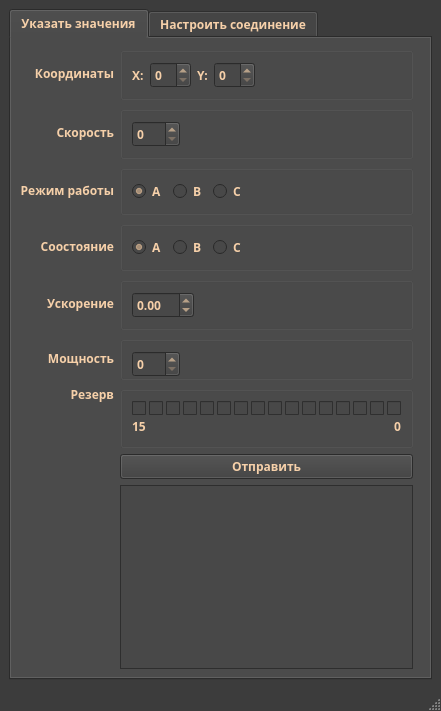
Before: the Qt Designer form validormainwindow.ui in jmpleo/online-value-validator, drawn with Qt 5.
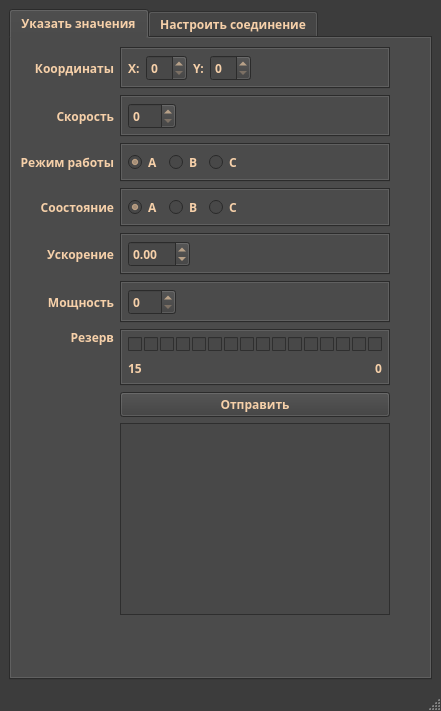
After: the same form once the commit is applied.

Commit message: add .gitignore, change styles

Diff of the .ui file:
```diff
--- a/validormainwindow.ui
+++ b/validormainwindow.ui
@@ -578,52 +578,75 @@
              </property>
             </widget>
            </item>
-           <item row="2" column="1">
-            <widget class="QGroupBox" name="">
-             <layout class="QHBoxLayout" name="horizontalLayout">
-              <item>
-               <widget class="QRadioButton" name="workModARadioButton">
+           <item row="5" column="0">
+            <widget class="QLabel" name="label_7">
                 <property name="text">
-                 <string>A</string>
-                </property>
-                <property name="checked">
-                 <bool>true</bool>
+              <string>Мощность</string>
+             </property>
+             <property name="alignment">
+              <set>Qt::AlignRight|Qt::AlignTrailing|Qt::AlignVCenter</set>
                 </property>
                </widget>
               </item>
-              <item>
-               <widget class="QRadioButton" name="workModBRadioButton">
+           <item row="2" column="0">
+            <widget class="QLabel" name="label_3">
                 <property name="text">
-                 <string>B</string>
-                </property>
-               </widget>
-              </item>
-              <item>
-               <widget class="QRadioButton" name="workModCRadioButton">
+              <string>Режим работы</string>
+             </property>
+             <property name="alignment">
+              <set>Qt::AlignRight|Qt::AlignTrailing|Qt::AlignVCenter</set>
+             </property>
+            </widget>
+           </item>
+           <item row="7" column="1">
+            <widget class="QPushButton" name="sendValuesButton">
                 <property name="text">
-                 <string>C</string>
+              <string>Отправить</string>
                 </property>
                </widget>
               </item>
-              <item>
-               <spacer name="horizontalSpacer">
-                <property name="orientation">
-                 <enum>Qt::Horizontal</enum>
-                </property>
-                <property name="sizeHint" stdset="0">
-                 <size>
-                  <width>40</width>
-                  <height>20</height>
-                 </size>
-                </property>
-               </spacer>
-              </item>
-             </layout>
+           <item row="8" column="1">
+            <widget class="QTextBrowser" name="resultTextBrowser">
+             <property name="sizePolicy">
+              <sizepolicy hsizetype="Expanding" vsizetype="Minimum">
+               <horstretch>0</horstretch>
+               <verstretch>0</verstretch>
+              </sizepolicy>
+             </property>
+            </widget>
+           </item>
+           <item row="1" column="0">
+            <widget class="QLabel" name="label_2">
+             <property name="text">
+              <string>Скорость</string>
+             </property>
+             <property name="alignment">
+              <set>Qt::AlignRight|Qt::AlignTrailing|Qt::AlignVCenter</set>
+             </property>
             </widget>
            </item>
            <item row="0" column="1">
-            <widget class="QGroupBox" name="groupBox_3">
+            <widget class="QTabWidget" name="tabWidget_3">
+             <property name="tabBarAutoHide">
+              <bool>true</bool>
+             </property>
+             <widget class="QWidget" name="tabWidget_3Page1" native="true">
+              <attribute name="title">
+               <string/>
+              </attribute>
              <layout class="QHBoxLayout" name="horizontalLayout_12">
+               <property name="leftMargin">
+                <number>6</number>
+               </property>
+               <property name="topMargin">
+                <number>6</number>
+               </property>
+               <property name="rightMargin">
+                <number>6</number>
+               </property>
+               <property name="bottomMargin">
+                <number>6</number>
+               </property>
               <item>
                <widget class="QLabel" name="label_8">
                 <property name="text">
@@ -659,10 +682,202 @@
               </item>
              </layout>
             </widget>
+            </widget>
+           </item>
+           <item row="1" column="1">
+            <widget class="QTabWidget" name="">
+             <property name="tabBarAutoHide">
+              <bool>true</bool>
+             </property>
+             <widget class="QWidget" name="Page1" native="true">
+              <attribute name="title">
+               <string/>
+              </attribute>
+              <layout class="QHBoxLayout" name="horizontalLayout_11">
+               <property name="leftMargin">
+                <number>6</number>
+               </property>
+               <property name="topMargin">
+                <number>6</number>
+               </property>
+               <property name="rightMargin">
+                <number>6</number>
+               </property>
+               <property name="bottomMargin">
+                <number>6</number>
+               </property>
+               <item>
+                <widget class="QSpinBox" name="velocitySpinBox">
+                 <property name="maximum">
+                  <number>255</number>
+                 </property>
+                </widget>
+               </item>
+               <item>
+                <spacer name="horizontalSpacer_5">
+                 <property name="orientation">
+                  <enum>Qt::Horizontal</enum>
+                 </property>
+                 <property name="sizeHint" stdset="0">
+                  <size>
+                   <width>40</width>
+                   <height>20</height>
+                  </size>
+                 </property>
+                </spacer>
+               </item>
+              </layout>
+             </widget>
+            </widget>
+           </item>
+           <item row="2" column="1">
+            <widget class="QTabWidget" name="">
+             <property name="tabBarAutoHide">
+              <bool>true</bool>
+             </property>
+             <widget class="QWidget" name="Page1_2" native="true">
+              <attribute name="title">
+               <string/>
+              </attribute>
+              <layout class="QHBoxLayout" name="horizontalLayout">
+               <property name="leftMargin">
+                <number>6</number>
+               </property>
+               <property name="topMargin">
+                <number>6</number>
+               </property>
+               <property name="rightMargin">
+                <number>6</number>
+               </property>
+               <property name="bottomMargin">
+                <number>6</number>
+               </property>
+               <item>
+                <widget class="QRadioButton" name="workModARadioButton">
+                 <property name="text">
+                  <string>A</string>
+                 </property>
+                 <property name="checked">
+                  <bool>true</bool>
+                 </property>
+                </widget>
+               </item>
+               <item>
+                <widget class="QRadioButton" name="workModBRadioButton">
+                 <property name="text">
+                  <string>B</string>
+                 </property>
+                </widget>
+               </item>
+               <item>
+                <widget class="QRadioButton" name="workModCRadioButton">
+                 <property name="text">
+                  <string>C</string>
+                 </property>
+                </widget>
+               </item>
+               <item>
+                <spacer name="horizontalSpacer">
+                 <property name="orientation">
+                  <enum>Qt::Horizontal</enum>
+                 </property>
+                 <property name="sizeHint" stdset="0">
+                  <size>
+                   <width>40</width>
+                   <height>20</height>
+                  </size>
+                 </property>
+                </spacer>
+               </item>
+              </layout>
+             </widget>
+            </widget>
+           </item>
+           <item row="3" column="1">
+            <widget class="QTabWidget" name="">
+             <property name="tabBarAutoHide">
+              <bool>true</bool>
+             </property>
+             <widget class="QWidget" name="Page1_3" native="true">
+              <attribute name="title">
+               <string/>
+              </attribute>
+              <layout class="QHBoxLayout" name="horizontalLayout_2">
+               <property name="leftMargin">
+                <number>6</number>
+               </property>
+               <property name="topMargin">
+                <number>6</number>
+               </property>
+               <property name="rightMargin">
+                <number>6</number>
+               </property>
+               <property name="bottomMargin">
+                <number>6</number>
+               </property>
+               <item>
+                <widget class="QRadioButton" name="stateARadioButton">
+                 <property name="text">
+                  <string>A</string>
+                 </property>
+                 <property name="checked">
+                  <bool>true</bool>
+                 </property>
+                </widget>
+               </item>
+               <item>
+                <widget class="QRadioButton" name="stateBRadioButton">
+                 <property name="text">
+                  <string>B</string>
+                 </property>
+                </widget>
+               </item>
+               <item>
+                <widget class="QRadioButton" name="stateCRadioButton">
+                 <property name="text">
+                  <string>C</string>
+                 </property>
+                </widget>
+               </item>
+               <item>
+                <spacer name="horizontalSpacer_2">
+                 <property name="orientation">
+                  <enum>Qt::Horizontal</enum>
+                 </property>
+                 <property name="sizeHint" stdset="0">
+                  <size>
+                   <width>40</width>
+                   <height>20</height>
+                  </size>
+                 </property>
+                </spacer>
+               </item>
+              </layout>
+             </widget>
+            </widget>
            </item>
            <item row="4" column="1">
-            <widget class="QGroupBox" name="">
+            <widget class="QTabWidget" name="">
+             <property name="tabBarAutoHide">
+              <bool>true</bool>
+             </property>
+             <widget class="QWidget" name="Page1_4" native="true">
+              <attribute name="title">
+               <string/>
+              </attribute>
              <layout class="QHBoxLayout" name="horizontalLayout_10">
+               <property name="leftMargin">
+                <number>6</number>
+               </property>
+               <property name="topMargin">
+                <number>6</number>
+               </property>
+               <property name="rightMargin">
+                <number>6</number>
+               </property>
+               <property name="bottomMargin">
+                <number>6</number>
+               </property>
               <item>
                <widget class="QDoubleSpinBox" name="accelerationDoubleSpinBox">
                 <property name="minimum">
@@ -688,15 +903,32 @@
               </item>
              </layout>
             </widget>
+            </widget>
            </item>
            <item row="5" column="1">
-            <widget class="QGroupBox" name="">
+            <widget class="QTabWidget" name="">
+             <property name="tabBarAutoHide">
+              <bool>true</bool>
+             </property>
+             <widget class="QWidget" name="Page1_5" native="true">
+              <attribute name="title">
+               <string/>
+              </attribute>
              <layout class="QHBoxLayout" name="horizontalLayout_13">
               <property name="spacing">
-               <number>0</number>
+                <number>6</number>
+               </property>
+               <property name="leftMargin">
+                <number>6</number>
+               </property>
+               <property name="topMargin">
+                <number>6</number>
+               </property>
+               <property name="rightMargin">
+                <number>6</number>
               </property>
               <property name="bottomMargin">
-               <number>0</number>
+                <number>6</number>
               </property>
               <item>
                <widget class="QSpinBox" name="powerSpinBox">
@@ -720,133 +952,37 @@
               </item>
              </layout>
             </widget>
-           </item>
-           <item row="5" column="0">
-            <widget class="QLabel" name="label_7">
-             <property name="text">
-              <string>Мощность</string>
-             </property>
-             <property name="alignment">
-              <set>Qt::AlignRight|Qt::AlignTrailing|Qt::AlignVCenter</set>
-             </property>
-            </widget>
-           </item>
-           <item row="2" column="0">
-            <widget class="QLabel" name="label_3">
-             <property name="text">
-              <string>Режим работы</string>
-             </property>
-             <property name="alignment">
-              <set>Qt::AlignRight|Qt::AlignTrailing|Qt::AlignVCenter</set>
-             </property>
-            </widget>
-           </item>
-           <item row="3" column="1">
-            <widget class="QGroupBox" name="">
-             <layout class="QHBoxLayout" name="horizontalLayout_2">
-              <item>
-               <widget class="QRadioButton" name="stateARadioButton">
-                <property name="text">
-                 <string>A</string>
-                </property>
-                <property name="checked">
-                 <bool>true</bool>
-                </property>
-               </widget>
-              </item>
-              <item>
-               <widget class="QRadioButton" name="stateBRadioButton">
-                <property name="text">
-                 <string>B</string>
-                </property>
-               </widget>
-              </item>
-              <item>
-               <widget class="QRadioButton" name="stateCRadioButton">
-                <property name="text">
-                 <string>C</string>
-                </property>
-               </widget>
-              </item>
-              <item>
-               <spacer name="horizontalSpacer_2">
-                <property name="orientation">
-                 <enum>Qt::Horizontal</enum>
-                </property>
-                <property name="sizeHint" stdset="0">
-                 <size>
-                  <width>40</width>
-                  <height>20</height>
-                 </size>
-                </property>
-               </spacer>
-              </item>
-             </layout>
-            </widget>
-           </item>
-           <item row="1" column="1">
-            <widget class="QGroupBox" name="">
-             <layout class="QHBoxLayout" name="horizontalLayout_11">
-              <item>
-               <widget class="QSpinBox" name="velocitySpinBox">
-                <property name="maximum">
-                 <number>255</number>
-                </property>
-               </widget>
-              </item>
-              <item>
-               <spacer name="horizontalSpacer_5">
-                <property name="orientation">
-                 <enum>Qt::Horizontal</enum>
-                </property>
-                <property name="sizeHint" stdset="0">
-                 <size>
-                  <width>40</width>
-                  <height>20</height>
-                 </size>
-                </property>
-               </spacer>
-              </item>
-             </layout>
-            </widget>
-           </item>
-           <item row="7" column="1">
-            <widget class="QPushButton" name="sendValuesButton">
-             <property name="text">
-              <string>Отправить</string>
-             </property>
-            </widget>
-           </item>
-           <item row="8" column="1">
-            <widget class="QTextBrowser" name="resultTextBrowser">
-             <property name="sizePolicy">
-              <sizepolicy hsizetype="Expanding" vsizetype="Minimum">
-               <horstretch>0</horstretch>
-               <verstretch>0</verstretch>
-              </sizepolicy>
-             </property>
-            </widget>
-           </item>
-           <item row="1" column="0">
-            <widget class="QLabel" name="label_2">
-             <property name="text">
-              <string>Скорость</string>
-             </property>
-             <property name="alignment">
-              <set>Qt::AlignRight|Qt::AlignTrailing|Qt::AlignVCenter</set>
-             </property>
             </widget>
            </item>
            <item row="6" column="1">
-            <widget class="QGroupBox" name="reserveGroupBox">
+            <widget class="QTabWidget" name="reserveTabWidget">
+             <property name="tabBarAutoHide">
+              <bool>true</bool>
+             </property>
+             <widget class="QWidget" name="reserveTabWidgetPage1" native="true">
+              <attribute name="title">
+               <string/>
+              </attribute>
              <layout class="QVBoxLayout" name="verticalLayout_2">
               <property name="spacing">
-               <number>0</number>
+                <number>6</number>
+               </property>
+               <property name="leftMargin">
+                <number>6</number>
+               </property>
+               <property name="topMargin">
+                <number>6</number>
+               </property>
+               <property name="rightMargin">
+                <number>6</number>
+               </property>
+               <property name="bottomMargin">
+                <number>6</number>
               </property>
               <item>
                <layout class="QHBoxLayout" name="horizontalLayout_3">
                 <property name="spacing">
-                 <number>3</number>
+                  <number>2</number>
                 </property>
                 <item>
                  <widget class="QCheckBox" name="reserveBit15">
@@ -1001,6 +1137,7 @@
               </item>
              </layout>
             </widget>
+            </widget>
            </item>
           </layout>
          </widget>
```
Left out of the diff: 39 changed lines with no effect on the pictures. Lines whose indentation alone changed are shown as unchanged. The commit also changes 2 other files.
